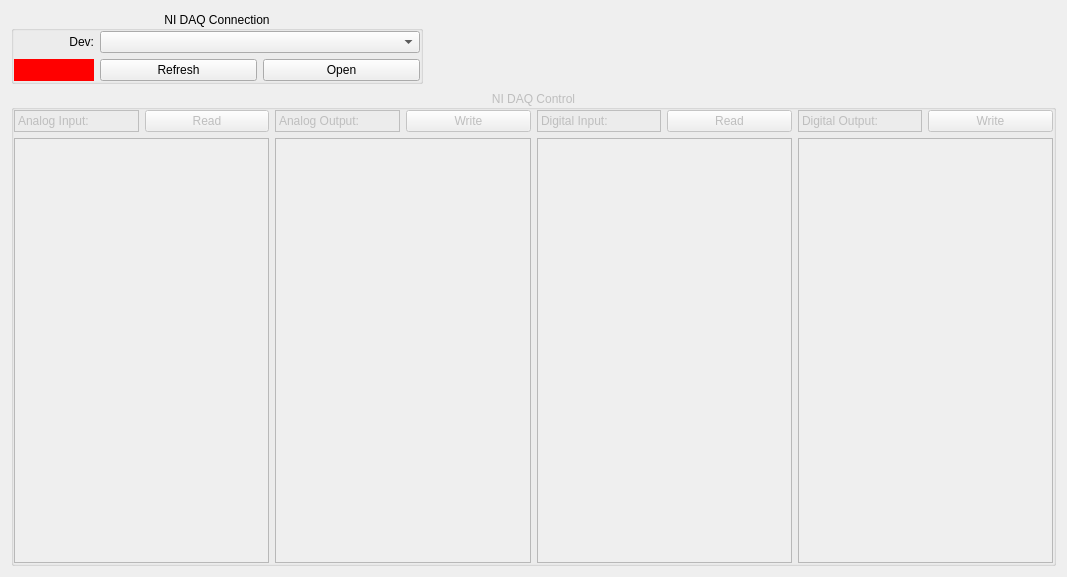
Above: NIDAQ/nidaq_config.ui from EdwarDu/autools before the change. Below: the same form after it.
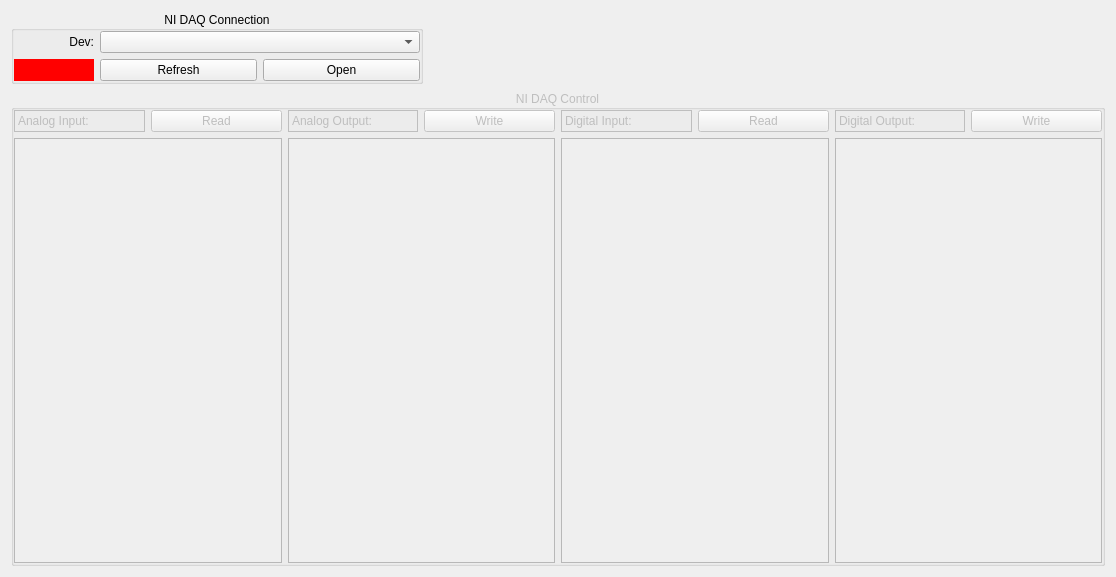
That is the form after the change.

```diff
--- a/NIDAQ/nidaq_config.ui
+++ b/NIDAQ/nidaq_config.ui
@@ -6,7 +6,7 @@
    <rect>
     <x>0</x>
     <y>0</y>
-    <width>1067</width>
+    <width>1116</width>
     <height>577</height>
    </rect>
   </property>
@@ -220,26 +220,27 @@
             <rect>
              <x>0</x>
              <y>0</y>
-             <width>255</width>
-             <height>418</height>
+             <width>254</width>
+             <height>366</height>
             </rect>
            </property>
            <layout class="QVBoxLayout" name="verticalLayout">
-            <property name="leftMargin">
-             <number>0</number>
-            </property>
-            <property name="topMargin">
-             <number>0</number>
-            </property>
-            <property name="rightMargin">
-             <number>0</number>
-            </property>
-            <property name="bottomMargin">
-             <number>0</number>
-            </property>
             <item>
              <layout class="QGridLayout" name="gridLayout_AiChs"/>
             </item>
+            <item>
+             <spacer name="verticalSpacer">
+              <property name="orientation">
+               <enum>Qt::Vertical</enum>
+              </property>
+              <property name="sizeHint" stdset="0">
+               <size>
+                <width>20</width>
+                <height>337</height>
+               </size>
+              </property>
+             </spacer>
+            </item>
            </layout>
           </widget>
          </widget>
@@ -271,29 +272,27 @@
             <rect>
              <x>0</x>
              <y>0</y>
-             <width>254</width>
-             <height>418</height>
+             <width>266</width>
+             <height>366</height>
             </rect>
            </property>
            <layout class="QVBoxLayout" name="verticalLayout_2">
-            <property name="spacing">
-             <number>0</number>
-            </property>
-            <property name="leftMargin">
-             <number>0</number>
-            </property>
-            <property name="topMargin">
-             <number>0</number>
-            </property>
-            <property name="rightMargin">
-             <number>0</number>
-            </property>
-            <property name="bottomMargin">
-             <number>0</number>
-            </property>
             <item>
              <layout class="QGridLayout" name="gridLayout_AoChs"/>
             </item>
+            <item>
+             <spacer name="verticalSpacer_2">
+              <property name="orientation">
+               <enum>Qt::Vertical</enum>
+              </property>
+              <property name="sizeHint" stdset="0">
+               <size>
+                <width>20</width>
+                <height>337</height>
+               </size>
+              </property>
+             </spacer>
+            </item>
            </layout>
           </widget>
          </widget>
@@ -308,29 +307,27 @@
             <rect>
              <x>0</x>
              <y>0</y>
-             <width>255</width>
-             <height>418</height>
+             <width>266</width>
+             <height>366</height>
             </rect>
            </property>
            <layout class="QVBoxLayout" name="verticalLayout_3">
-            <property name="spacing">
-             <number>0</number>
-            </property>
-            <property name="leftMargin">
-             <number>0</number>
-            </property>
-            <property name="topMargin">
-             <number>0</number>
-            </property>
-            <property name="rightMargin">
-             <number>0</number>
-            </property>
-            <property name="bottomMargin">
-             <number>0</number>
-            </property>
             <item>
              <layout class="QGridLayout" name="gridLayout_DiChs"/>
             </item>
+            <item>
+             <spacer name="verticalSpacer_3">
+              <property name="orientation">
+               <enum>Qt::Vertical</enum>
+              </property>
+              <property name="sizeHint" stdset="0">
+               <size>
+                <width>20</width>
+                <height>337</height>
+               </size>
+              </property>
+             </spacer>
+            </item>
            </layout>
           </widget>
          </widget>
@@ -345,29 +342,27 @@
             <rect>
              <x>0</x>
              <y>0</y>
-             <width>256</width>
-             <height>418</height>
+             <width>278</width>
+             <height>366</height>
             </rect>
            </property>
-           <layout class="QVBoxLayout" name="verticalLayout_4">
-            <property name="spacing">
-             <number>0</number>
-            </property>
-            <property name="leftMargin">
-             <number>0</number>
-            </property>
-            <property name="topMargin">
-             <number>0</number>
-            </property>
-            <property name="rightMargin">
-             <number>0</number>
-            </property>
-            <property name="bottomMargin">
-             <number>0</number>
-            </property>
+           <layout class="QVBoxLayout" name="verticalLayout_8">
             <item>
              <layout class="QGridLayout" name="gridLayout_DoChs"/>
             </item>
+            <item>
+             <spacer name="verticalSpacer_5">
+              <property name="orientation">
+               <enum>Qt::Vertical</enum>
+              </property>
+              <property name="sizeHint" stdset="0">
+               <size>
+                <width>20</width>
+                <height>337</height>
+               </size>
+              </property>
+             </spacer>
+            </item>
            </layout>
           </widget>
          </widget>
```
